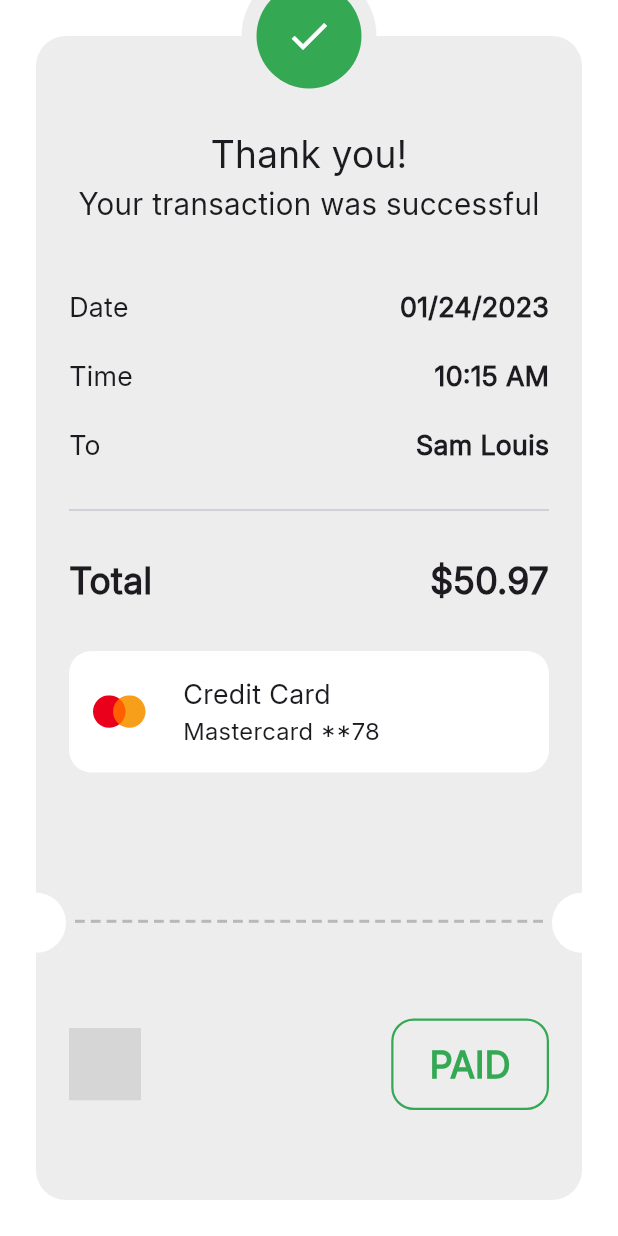
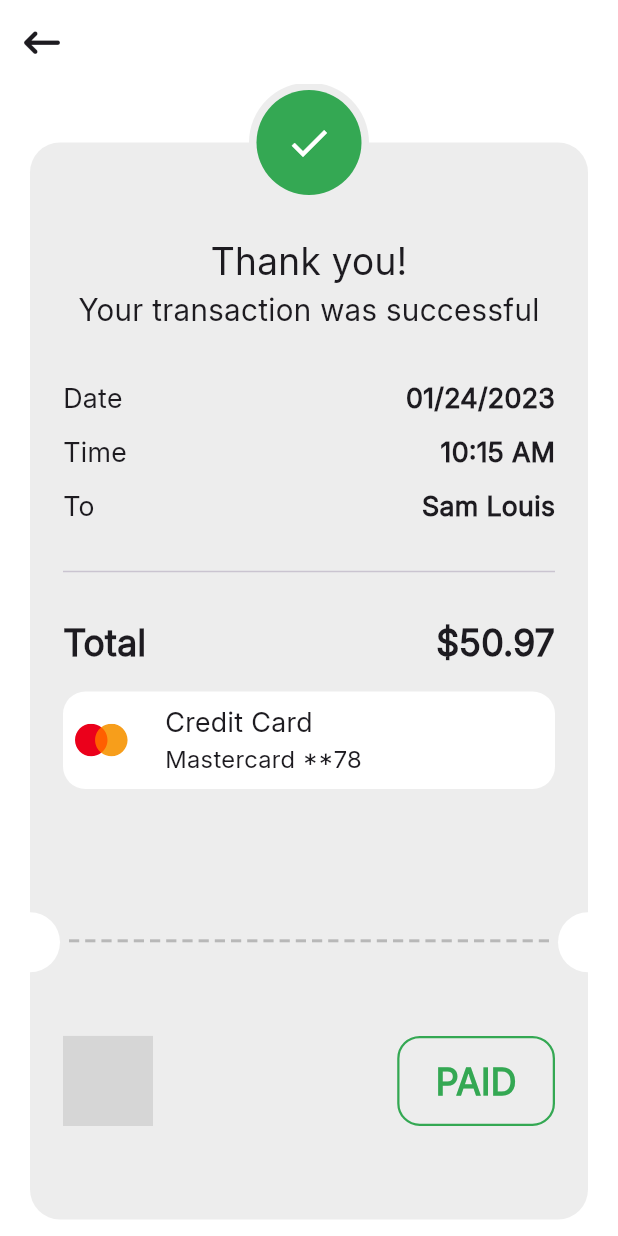
Before and after one commit to mahmoudmohamed17/custom-checkout-ui, a Flutter app: the PaymentDetailsView screen opened directly, after a tap on "Pay", on a phone screen of 412 x 824 dp. Run offline on Flutter 3.47's test engine with Material 3 defaults, Android fonts, the phone set to English and light mode, and no system bars; our stand-ins replace device_preview, flutter_credit_card, flutter_svg, font_awesome_flutter; grey boxes are pictures that could not be loaded.

Commit message:
finish thank you view

```diff
--- /dev/null
+++ b/devtools_options.yaml
@@ -0,0 +1,3 @@
+description: This file stores settings for Dart & Flutter DevTools.
+documentation: https://docs.flutter.dev/tools/devtools/extensions#configure-extension-enablement-states
+extensions:
--- a/lib/views/thank_you_view.dart
+++ b/lib/views/thank_you_view.dart
@@ -9,12 +9,11 @@ class ThankYouView extends StatelessWidget {
   Widget build(BuildContext context) {
     return Scaffold(
       backgroundColor: Colors.white,
-      // appBar: appBar(
-      //     title: '',
-      //     onTap: () {
-      //       Navigator.pop(context);
-      //     }),
-      body: ThankYouViewBody(),
+      appBar: appBar(onTap: () {
+        Navigator.pop(context);
+      }),
+      body:
+          Transform.translate(offset: Offset(0, 14), child: ThankYouViewBody()),
     );
   }
 }
--- a/lib/widgets/app_bar.dart
+++ b/lib/widgets/app_bar.dart
@@ -2,7 +2,7 @@ import 'package:custom_checkout_ui/utils/styles.dart';
 import 'package:flutter/material.dart';
 import 'package:font_awesome_flutter/font_awesome_flutter.dart';
 
-AppBar appBar({required String title, VoidCallback? onTap}) {
+AppBar appBar({String? title, VoidCallback? onTap}) {
   return AppBar(
     backgroundColor: Colors.white,
     leading: GestureDetector(
@@ -12,7 +12,7 @@ AppBar appBar({required String title, VoidCallback? onTap}) {
       ),
     ),
     title: Text(
-      title,
+      title ?? '',
       style: Styles.medium25,
     ),
     centerTitle: true,
--- a/lib/widgets/barcode_widget.dart
+++ b/lib/widgets/barcode_widget.dart
@@ -13,8 +13,9 @@ class BarcodeWidget extends StatelessWidget {
     return Row(
       mainAxisAlignment: MainAxisAlignment.spaceBetween,
       children: [
-        SvgPicture.asset(Assets.imagesBarCode),
+        SvgPicture.asset(Assets.imagesBarCode, height: 60,),
         Container(
+          height: 60,
           padding: EdgeInsets.symmetric(horizontal: 24, vertical: 12),
           decoration: ShapeDecoration(
             color: Color(0xffEDEDED),
--- a/lib/widgets/card_ticket_badge.dart
+++ b/lib/widgets/card_ticket_badge.dart
@@ -17,7 +17,7 @@ class CardTicketBadge extends StatelessWidget {
           borderRadius: BorderRadius.circular(15),
         ),
       ),
-      padding: EdgeInsets.all(16),
+      padding: EdgeInsets.all(8),
       child: Row(
         spacing: 24,
         children: [
--- a/lib/widgets/custom_check_icon.dart
+++ b/lib/widgets/custom_check_icon.dart
@@ -8,7 +8,7 @@ class CustomCheckIcon extends StatelessWidget {
   @override
   Widget build(BuildContext context) {
     return CircleAvatar(
-      radius: 45,
+      radius: 40,
       backgroundColor: Color(0xFFEDEDED),
       child: CircleAvatar(
         radius: 35,
--- a/lib/widgets/thank_you_card.dart
+++ b/lib/widgets/thank_you_card.dart
@@ -1,3 +1,4 @@
+import 'package:custom_checkout_ui/extensions/context_extension.dart';
 import 'package:custom_checkout_ui/utils/styles.dart';
 import 'package:custom_checkout_ui/widgets/barcode_widget.dart';
 import 'package:custom_checkout_ui/widgets/card_ticket_badge.dart';
@@ -36,15 +37,15 @@ class ThankYouCard extends StatelessWidget {
               style: Styles.regular20,
             ),
             SizedBox(
-              height: 42,
+              height: 32,
             ),
             PaymentItemInfo(title: 'Date', value: '01/24/2023'),
             SizedBox(
-              height: 20,
+              height: 10,
             ),
             PaymentItemInfo(title: 'Time', value: '10:15 AM'),
             SizedBox(
-              height: 20,
+              height: 10,
             ),
             PaymentItemInfo(title: 'To', value: 'Sam Louis'),
             Divider(
@@ -52,17 +53,19 @@ class ThankYouCard extends StatelessWidget {
             ),
             TotalPriceWidget(),
             SizedBox(
-              height: 30,
+              height: 16,
             ),
             CardTicketBadge(),
-            SizedBox(
-              height: 30,
-            ),
             Spacer(),
             BarcodeWidget(),
+            // to always make the BarcodeWidget at the center of the remaining space of the ticket
+            // context.height * 0.2 ==> the height of the remaining space [bottom of the ticket]
+            // +20 ==> which is the radius of the two white circles
+            // /2 ==> to make it at the center [bottom of the widget is the one only at the center]
+            // -30 ==> 1/2 height of the widget
             SizedBox(
-              height: 60,
-            ),
+              height: (context.height * 0.2 + 20) / 2 - 30,
+            )
           ],
         ),
       ),
--- a/lib/widgets/thank_you_view_body.dart
+++ b/lib/widgets/thank_you_view_body.dart
@@ -10,7 +10,7 @@ class ThankYouViewBody extends StatelessWidget {
   @override
   Widget build(BuildContext context) {
     return Padding(
-      padding: const EdgeInsets.all(24),
+      padding: const EdgeInsets.symmetric(horizontal: 20, vertical: 25),
       child: Stack(
         clipBehavior: Clip.none,
         children: [
@@ -36,9 +36,9 @@ class ThankYouViewBody extends StatelessWidget {
           Positioned(
             left: 0,
             right: 0,
-            top: -45,
+            top: -40,
             child: CustomCheckIcon(),
-          )
+          ),
         ],
       ),
     );
```
